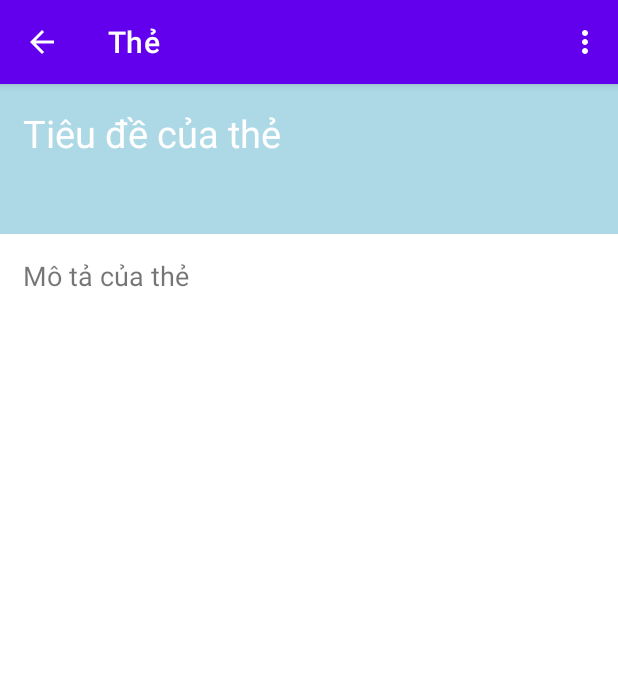
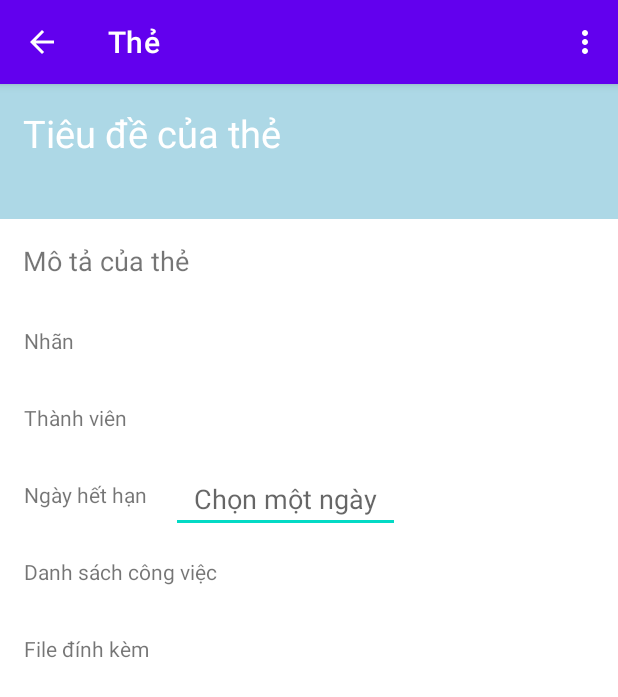
Before and after one commit to hauphanlvc/DoAnNT118, an Android app: the ActivityThe screen opened directly, with no data from a screen before it, on a phone screen of 412 x 824 dp. Shown: the top 697 px of the screen. Run offline under Robolectric (Android 15) with nearby library versions, the light colour scheme and no system bars.

Commit message:
thêm date picker

```diff
--- a/app/src/main/java/com/example/doannt118/ActivityThe.java
+++ b/app/src/main/java/com/example/doannt118/ActivityThe.java
@@ -1,18 +1,50 @@
 package com.example.doannt118;
 
+import android.app.DatePickerDialog;
 import android.os.Bundle;
 import android.view.Menu;
 import android.view.MenuItem;
+import android.view.View;
+import android.widget.DatePicker;
+import android.widget.EditText;
 
 import androidx.annotation.NonNull;
 import androidx.appcompat.app.ActionBar;
 import androidx.appcompat.app.AppCompatActivity;
 
+import java.util.Calendar;
+
 public class ActivityThe extends AppCompatActivity {
+
+    EditText etDate;
+    DatePickerDialog.OnDateSetListener setListener;
+
     @Override
     protected void onCreate(Bundle savedInstanceState) {
         super.onCreate(savedInstanceState);
         setContentView(R.layout.card_layout);
+
+        etDate = findViewById(R.id.etDeadline);
+
+        Calendar calendar = Calendar.getInstance();
+        final int year = calendar.get(Calendar.YEAR);
+        final int month = calendar.get(Calendar.MONTH);
+        final int day = calendar.get(Calendar.DAY_OF_MONTH);
+
+        etDate.setOnClickListener(new View.OnClickListener() {
+            @Override
+            public void onClick(View view) {
+                DatePickerDialog datePickerDialog = new DatePickerDialog(ActivityThe.this, new DatePickerDialog.OnDateSetListener() {
+                    @Override
+                    public void onDateSet(DatePicker datePicker, int year, int month, int day) {
+                        month=month+1;
+                        String date = day+"/"+month+"/"+year;
+                        etDate.setText(date);
+                    }
+                },year,month,day);
+                datePickerDialog.show();
+            }
+        });
 
         ActionBar actionBar = getSupportActionBar();
         actionBar.setDisplayHomeAsUpEnabled(true);
--- a/app/src/main/res/layout/card_layout.xml
+++ b/app/src/main/res/layout/card_layout.xml
@@ -5,8 +5,7 @@
     xmlns:tool="http://schemas.android.com/tools"
     android:layout_width="match_parent"
     android:layout_height="match_parent"
-    tool:context=".MainActivity">
-
+    tool:context=".ActivityThe">
 
 
     <ScrollView
@@ -20,11 +19,11 @@
             <RelativeLayout
                 android:id="@+id/ViewTieuDe"
                 android:layout_width="match_parent"
-                android:layout_height="100dp"
+                android:layout_height="90dp"
                 android:background="@color/LightBlue">
 
                 <TextView
-                    android:id="@+id/txTieuDe"
+                    android:id="@+id/tvTieuDe"
                     android:layout_width="wrap_content"
                     android:layout_height="wrap_content"
                     android:paddingStart="15dp"
@@ -46,6 +45,7 @@
                 android:background="@drawable/border">
 
                 <TextView
+                    android:id="@+id/tvMota"
                     android:layout_width="match_parent"
                     android:layout_height="wrap_content"
                     android:paddingStart="15dp"
@@ -53,9 +53,76 @@
                     android:paddingEnd="15dp"
                     android:paddingBottom="15dp"
                     android:text="Mô tả của thẻ"
-                    android:textSize="18sp">
-                </TextView>
+                    android:textSize="18sp"></TextView>
+
             </RelativeLayout>
+
+            <TextView
+                android:id="@+id/tvNhan"
+                android:layout_width="wrap_content"
+                android:layout_height="wrap_content"
+                android:layout_below="@+id/ViewMota"
+                android:paddingStart="16dp"
+                android:paddingTop="16dp"
+                android:paddingEnd="16dp"
+                android:paddingBottom="16dp"
+                android:text="Nhãn"></TextView>
+
+            <TextView
+                android:id="@+id/tvThanhVien"
+                android:layout_width="wrap_content"
+                android:layout_height="wrap_content"
+                android:layout_below="@+id/tvNhan"
+                android:paddingStart="16dp"
+                android:paddingTop="16dp"
+                android:paddingEnd="16dp"
+                android:paddingBottom="16dp"
+                android:text="Thành viên"></TextView>
+
+            <TextView
+                android:id="@+id/tvDeadline"
+                android:layout_width="wrap_content"
+                android:layout_height="wrap_content"
+                android:layout_below="@+id/tvThanhVien"
+                android:paddingStart="16dp"
+                android:paddingTop="16dp"
+                android:paddingEnd="16dp"
+                android:paddingBottom="16dp"
+                android:text="Ngày hết hạn">
+
+            </TextView>
+            <EditText
+                android:id="@+id/etDeadline"
+                android:layout_width="wrap_content"
+                android:layout_height="wrap_content"
+                android:hint="Chọn một ngày"
+                android:layout_toRightOf="@+id/tvDeadline"
+                android:layout_alignBottom="@+id/tvDeadline"
+                android:paddingStart="15dp"
+                android:paddingEnd="15dp">
+            </EditText>
+
+            <TextView
+                android:id="@+id/tvTaskList"
+                android:layout_width="wrap_content"
+                android:layout_height="wrap_content"
+                android:layout_below="@+id/tvDeadline"
+                android:paddingStart="16dp"
+                android:paddingTop="16dp"
+                android:paddingEnd="16dp"
+                android:paddingBottom="16dp"
+                android:text="Danh sách công việc"></TextView>
+
+            <TextView
+                android:id="@+id/tvDinhKem"
+                android:layout_width="wrap_content"
+                android:layout_height="wrap_content"
+                android:layout_below="@+id/tvTaskList"
+                android:paddingStart="16dp"
+                android:paddingTop="16dp"
+                android:paddingEnd="16dp"
+                android:paddingBottom="16dp"
+                android:text="File đính kèm"></TextView>
 
         </RelativeLayout>
     </ScrollView>
```
